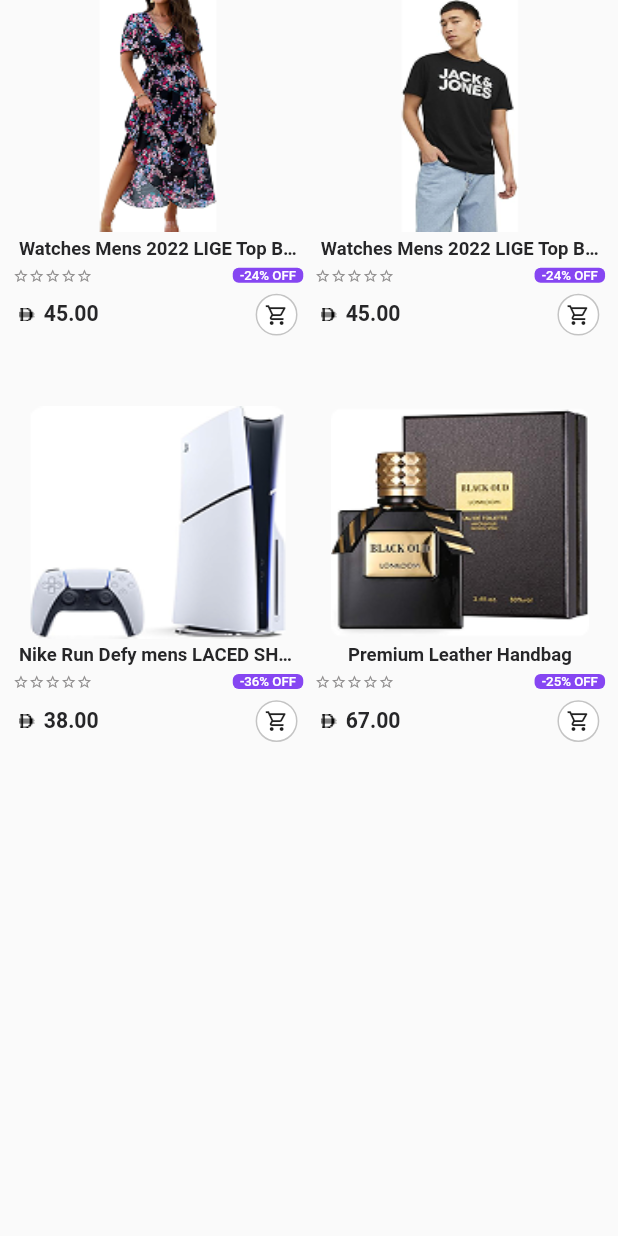
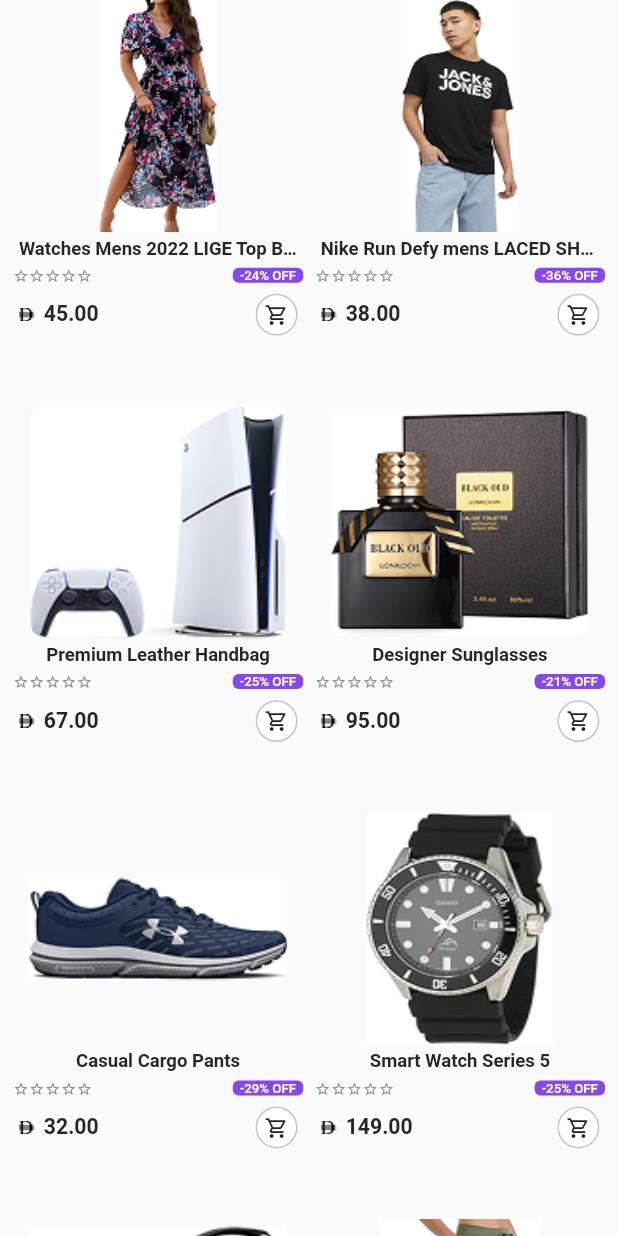
Before and after one commit to althakeel/store1920-MobileApp, a Flutter app: the ProductListWidget widget shown alone on an empty page, opened directly, on a phone screen of 412 x 824 dp. Run offline on Flutter 3.47's test engine with Material 3 defaults, Android fonts, the light colour scheme and no system bars; our stand-ins replace connectivity_plus, flutter_screenutil, flutter_svg, get, get_storage, logger; accounts and stored records are empty.

Commit message:
static data brought under one file

```diff
--- /dev/null
+++ b/lib/global/static_data.dart
@@ -0,0 +1,101 @@
+import 'package:flutter/material.dart';
+import 'package:store1920/global/app_color.dart';
+import 'package:store1920/global/images.dart';
+
+class StaticData {
+  static final List<Map<String, dynamic>> mainCategories = [
+    {'name': 'Fashion', 'icon': Icons.style, 'color': AppColors.dynamicColor},
+    {'name': 'Electronics', 'icon': Icons.phone_android, 'color': AppColors.secondary},
+    {'name': 'Home & Garden', 'icon': Icons.home, 'color': AppColors.dynamicColor},
+    {'name': 'Sports', 'icon': Icons.sports_soccer, 'color': AppColors.secondary},
+    {'name': 'Beauty', 'icon': Icons.face, 'color': AppColors.dynamicColor},
+    {'name': 'Books', 'icon': Icons.book, 'color': AppColors.secondary},
+  ];
+
+  static final Map<String, List<Map<String, dynamic>>> subCategoriesMap = {
+    'Fashion': [
+      {'name': 'Men\'s Clothing', 'icon': AppImage.menCloth, 'color': AppColors.dynamicColor, 'isSelected': false, 'hasBadge': false},
+      {'name': 'Women\'s Clothing', 'icon': AppImage.womenCloth, 'color': AppColors.secondary, 'isSelected': false, 'hasBadge': true, 'badgeIcon': Icons.star},
+      {'name': 'Kids\' Clothing', 'icon': AppImage.menCloth, 'color': AppColors.dynamicColor, 'isSelected': false, 'hasBadge': false},
+      {'name': 'Accessories', 'icon': AppImage.womenCloth, 'color': AppColors.secondary, 'isSelected': false, 'hasBadge': false},
+    ],
+    'Electronics': [
+      {'name': 'Smartphones', 'icon': AppImage.electronics, 'color': AppColors.dynamicColor, 'isSelected': false, 'hasBadge': false},
+      {'name': 'Laptops', 'icon': AppImage.electronics, 'color': AppColors.dynamicColor, 'isSelected': false, 'hasBadge': true, 'badgeIcon': Icons.star},
+      {'name': 'Accessories', 'icon': AppImage.appliances, 'color': AppColors.secondary, 'isSelected': false, 'hasBadge': false},
+    ],
+    'Home & Garden': [
+      {'name': 'Furniture', 'icon': AppImage.toolsHome, 'color': AppColors.dynamicColor, 'isSelected': false, 'hasBadge': false},
+      {'name': 'Garden', 'icon': AppImage.air, 'color': AppColors.dynamicColor, 'isSelected': false, 'hasBadge': false},
+      {'name': 'Decor', 'icon': AppImage.electronics, 'color': AppColors.secondary, 'isSelected': false, 'hasBadge': false},
+    ],
+    'Sports': [
+      {'name': 'Fitness', 'icon': AppImage.electronics, 'color': AppColors.dynamicColor, 'isSelected': false, 'hasBadge': false},
+      {'name': 'Swimming', 'icon': AppImage.toolsHome, 'color': AppColors.secondary, 'isSelected': false, 'hasBadge': false},
+    ],
+    'Beauty': [
+      {'name': 'Skincare', 'icon': AppImage.toolsHome, 'color': AppColors.dynamicColor, 'isSelected': false, 'hasBadge': false},
+      {'name': 'Fragrances', 'icon': AppImage.air, 'color': AppColors.secondary, 'isSelected': false, 'hasBadge': false},
+    ],
+    'Books': [
+      {'name': 'Fiction', 'icon': AppImage.adhesive, 'color': AppColors.dynamicColor, 'isSelected': false, 'hasBadge': false},
+      {'name': 'Non-Fiction', 'icon': AppImage.air, 'color': AppColors.secondary, 'isSelected': false, 'hasBadge': false},
+    ],
+  };
+
+  static final Map<String, dynamic> product = {
+    'brand': 'Nike',
+    'title': 'Nike Run Defy mens LACED SHOES',
+    'originalPrice': 59.00,
+    'currentPrice': 38.00,
+    'rating': 4.2,
+    'images': [AppImage.banner1, AppImage.banner2, AppImage.banner3],
+    'sizes': ['7', '8', '9', '10'],
+    'description':
+        'Lorem Ipsum is simply dummy text of the printing and typesetting industry. Lorem Ipsum is the industry\'s standard dummy text ever since the 1500s, when an unknown printer took a galley of type and scrambled it to make a type specimen book.',
+    'specifications': {
+      'Sole material': '14% Synthetic; 86% Textile',
+      'Outer material': '14% Synthetic; 86% Textile',
+      'Closure type': 'Lace-Up',
+      'Water resistance level': 'Not Water Resistant',
+    },
+    'reviews': [
+      {
+        'name': 'Minato Namikaze',
+        'date': '12 AUG 2025',
+        'rating': 5,
+        'purchase': 'Purchased k01',
+        'text': 'Lorem Ipsum is simply dummy text of the printing and typesetting industry.',
+        'helpful': 7,
+      },
+    ],
+  };
+
+  static final List<Map<String, dynamic>> productList = [
+    {'imageUrl': AppImage.prod1, 'title': 'Watches Mens 2022 LIGE Top Brand', 'originalPrice': '59.00', 'currentPrice': '45.00', 'discount': '-24% OFF', 'sold': '0', 'rating': 4.5, 'category': 'Watches', 'isTrending': true},
+    {'imageUrl': AppImage.prod2, 'title': 'Nike Run Defy mens LACED SHOES', 'originalPrice': '59.00', 'currentPrice': '38.00', 'discount': '-36% OFF', 'sold': '0', 'rating': 4.2, 'category': 'Shoes', 'isBestChoice': true},
+    {'imageUrl': AppImage.prod3, 'title': 'Premium Leather Handbag', 'originalPrice': '89.00', 'currentPrice': '67.00', 'discount': '-25% OFF', 'sold': '0', 'rating': 4.8, 'category': 'Bags'},
+    {'imageUrl': AppImage.prod4, 'title': 'Designer Sunglasses', 'originalPrice': '120.00', 'currentPrice': '95.00', 'discount': '-21% OFF', 'sold': '0', 'rating': 4.3, 'category': 'Accessories', 'isBestChoice': true},
+    {'imageUrl': AppImage.prod5, 'title': 'Casual Cargo Pants', 'originalPrice': '45.00', 'currentPrice': '32.00', 'discount': '-29% OFF', 'sold': '0', 'rating': 4.1, 'category': 'Clothing'},
+    {'imageUrl': AppImage.prod6, 'title': 'Smart Watch Series 5', 'originalPrice': '199.00', 'currentPrice': '149.00', 'discount': '-25% OFF', 'sold': '0', 'rating': 4.7, 'category': 'Watches', 'isTrending': true},
+    {'imageUrl': AppImage.prod7, 'title': 'Running Shoes Pro', 'originalPrice': '85.00', 'currentPrice': '68.00', 'discount': '-20% OFF', 'sold': '0', 'rating': 4.4, 'category': 'Shoes'},
+    {'imageUrl': AppImage.prod8, 'title': 'Leather Wallet', 'originalPrice': '35.00', 'currentPrice': '28.00', 'discount': '-20% OFF', 'sold': '0', 'rating': 4.0, 'category': 'Accessories'},
+  ];
+
+  static const List<String> filters = ['All', 'Price', 'Rating', 'Newest', 'Popular'];
+  static const List<String> categories = ['Shoes', 'Watches', 'Bags', 'Clothing', 'Accessories'];
+
+  static final List<Map<String, dynamic>> megaDeals = [
+    {"img": AppImage.prod1, "price": 25.75, 'title': 'Watches Mens 2022 LIGE Top Brand'},
+    {"img": AppImage.prod2, "price": 33.63, 'title': 'Watches Mens 2022 LIGE Top Brand'},
+    {"img": AppImage.prod3, "price": 21.56, 'title': 'Nike Run Defy mens LACED SHOES'},
+    {"img": AppImage.prod4, "price": 32.15, 'title': 'Premium Leather Handbag'},
+  ];
+
+  static final List<Map<String, dynamic>> colorOptions = [
+    {'name': 'Red', 'image': AppImage.prod1, 'color': Colors.red},
+    {'name': 'Blue', 'image': AppImage.prod2, 'color': Colors.blue},
+    {'name': 'Black', 'image': AppImage.prod3, 'color': Colors.black},
+    {'name': 'White', 'image': AppImage.prod4, 'color': Colors.white},
+  ];
+}
--- a/lib/screens/features/home/widgets/product_list_widget.dart
+++ b/lib/screens/features/home/widgets/product_list_widget.dart
@@ -1,7 +1,7 @@
 import 'package:flutter/material.dart';
 import 'package:flutter_screenutil/flutter_screenutil.dart';
 import 'package:store1920/screens/features/home/controllers/home_controller.dart';
-import '../../../../global/images.dart';
+import 'package:store1920/global/static_data.dart';
 import '../../../widgets/product_widget.dart';
 
 class ProductListWidget extends StatelessWidget {
@@ -9,40 +9,7 @@
 
   @override
   Widget build(BuildContext context) {
-    final products = [
-      {
-        'imageUrl': AppImage.prod1,
-        'title': 'Watches Mens 2022 LIGE Top Brand',
-        'originalPrice': '59.00',
-        'currentPrice': '45.00',
-        'discount': '-24% OFF',
-        'sold': '0',
-      },
-      {
-        'imageUrl': AppImage.prod2,
-        'title': 'Watches Mens 2022 LIGE Top Brand',
-        'originalPrice': '59.00',
-        'currentPrice': '45.00',
-        'discount': '-24% OFF',
-        'sold': '0',
-      },
-      {
-        'imageUrl': AppImage.prod3,
-        'title': 'Nike Run Defy mens LACED SHOES',
-        'originalPrice': '59.00',
-        'currentPrice': '38.00',
-        'discount': '-36% OFF',
-        'sold': '0',
-      },
-      {
-        'imageUrl': AppImage.prod4,
-        'title': 'Premium Leather Handbag',
-        'originalPrice': '89.00',
-        'currentPrice': '67.00',
-        'discount': '-25% OFF',
-        'sold': '0',
-      },
-    ];
+    final products = List<Map<String, dynamic>>.from(StaticData.productList);
     final aspectRatio = HomeController.instance.calculateChildAspectRatio();
     return GridView.builder(
       shrinkWrap: true,
```
Also changed, not shown: lib/screens/features/categories/controllers/all_categories_controller.dart (+4 -153 lines), lib/screens/features/home/views/home_screen.dart (+2 -23 lines), lib/screens/features/product/controllers/product_controller.dart (+5 -123 lines), lib/screens/features/product/widgets/product_options_section.dart (+2 -7 lines).
